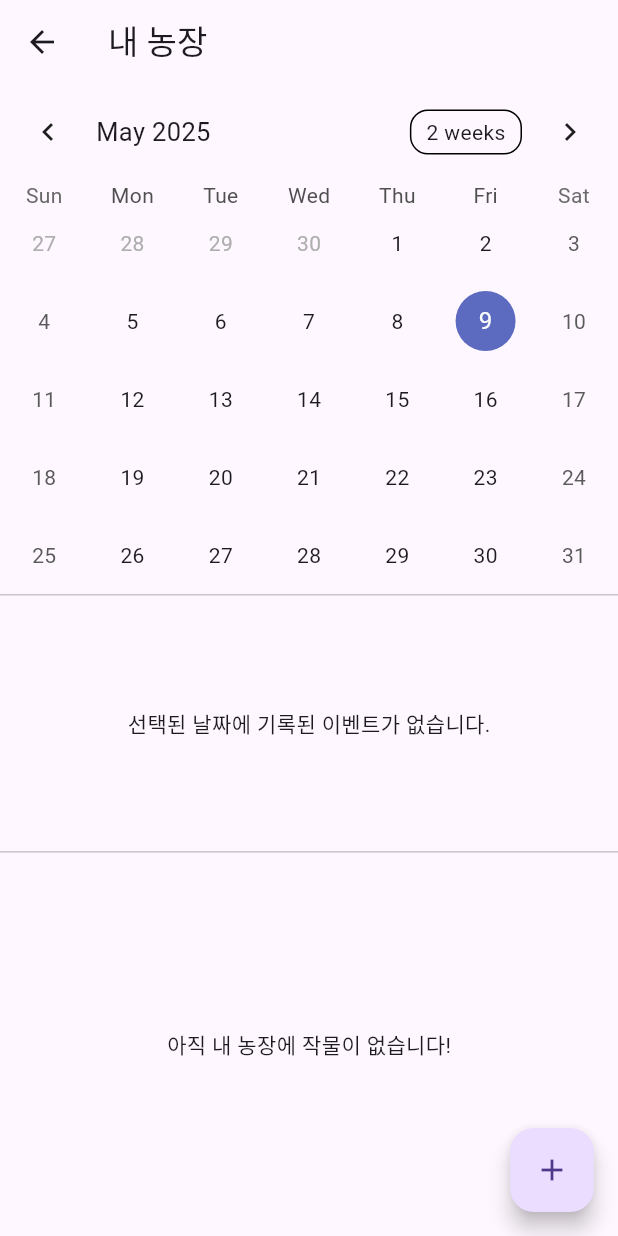
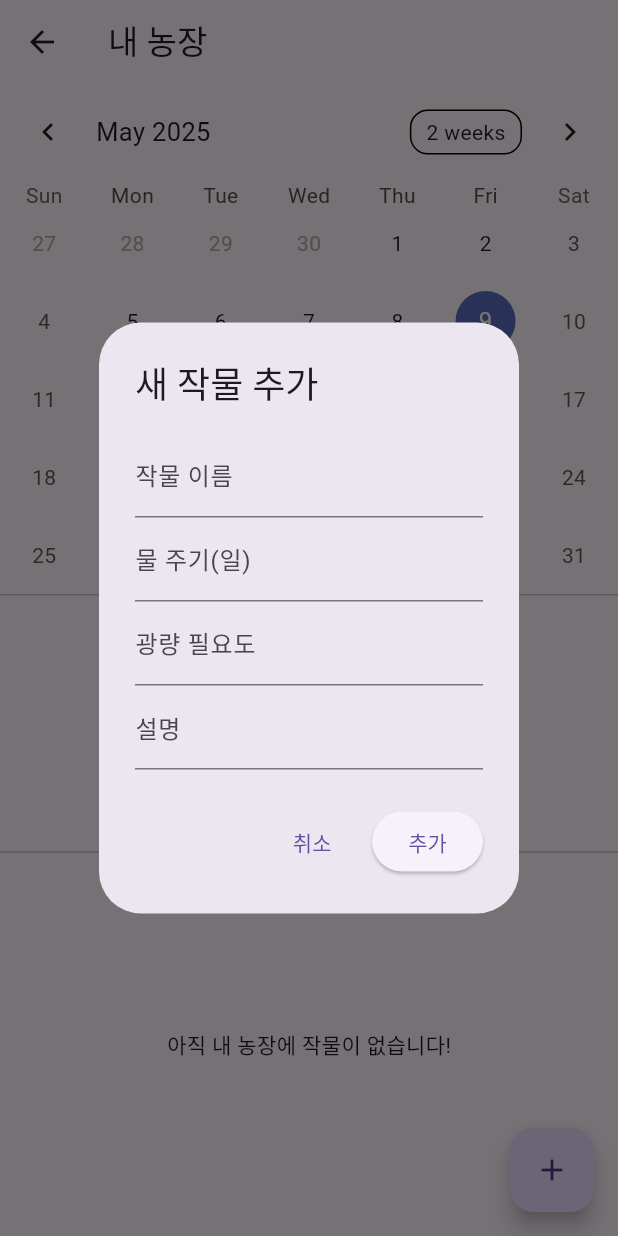
Before and after one commit to MovingJu/khuthon, a Flutter app: the MyFarmScreen screen opened directly, after a tap on the "add" icon, on a phone screen of 412 x 824 dp. Run offline on Flutter 3.47's test engine with Material 3 defaults, Android fonts, the phone set to English and light mode, and no system bars; drawn by our look-alikes of table_calendar; our stand-ins replace firebase_auth, firebase_core, flutter_dotenv, google_sign_in, hive, hive_flutter; missing offline and left inert: dart:html; accounts and stored records are empty; network calls fail.

Commit message:
myfarm의 +버튼 기능구현

```diff
--- a/lib/screens/myfarm_screen.dart
+++ b/lib/screens/myfarm_screen.dart
@@ -255,11 +255,70 @@ class _MyFarmScreenState extends State<MyFarmScreen> {
         ],
       ),
       floatingActionButton: FloatingActionButton(
-        onPressed: () {
-          // TODO: 새 작물 추가 화면으로 네비게이션
-        },
-        child: const Icon(Icons.add),
+  onPressed: () {
+    final nameCtrl = TextEditingController();
+    final waterCtrl = TextEditingController();
+    final sunCtrl = TextEditingController();
+    final descCtrl = TextEditingController();
+
+    showDialog(
+      context: context,
+      builder: (ctx) => AlertDialog(
+        title: const Text('새 작물 추가'),
+        content: SingleChildScrollView(
+          child: Column(
+            mainAxisSize: MainAxisSize.min,
+            children: [
+              TextField(
+                controller: nameCtrl,
+                decoration: const InputDecoration(labelText: '작물 이름'),
+              ),
+              TextField(
+                controller: waterCtrl,
+                keyboardType: TextInputType.number,
+                decoration: const InputDecoration(labelText: '물 주기(일)'),
+              ),
+              TextField(
+                controller: sunCtrl,
+                decoration: const InputDecoration(labelText: '광량 필요도'),
+              ),
+              TextField(
+                controller: descCtrl,
+                decoration: const InputDecoration(labelText: '설명'),
+              ),
+            ],
+          ),
+        ),
+        actions: [
+          TextButton(
+            onPressed: () => Navigator.pop(ctx),
+            child: const Text('취소'),
+          ),
+          ElevatedButton(
+            onPressed: () {
+              final name = nameCtrl.text.trim();
+              final water = waterCtrl.text.trim();
+              final sun  = sunCtrl.text.trim();
+              final desc = descCtrl.text.trim();
+              if (name.isNotEmpty) {
+                final newCrop = CropData(
+                  name: name,
+                  waterperiod: water,
+                  sunneed: sun,
+                  description: desc,
+                );
+                cropBox!.add(newCrop);
+              }
+              Navigator.pop(ctx);
+            },
+            child: const Text('추가'),
+          ),
+        ],
       ),
+    );
+  },
+  child: const Icon(Icons.add),
+),
     );
   }
 }
```
Also changed, not shown: 1 other file.
